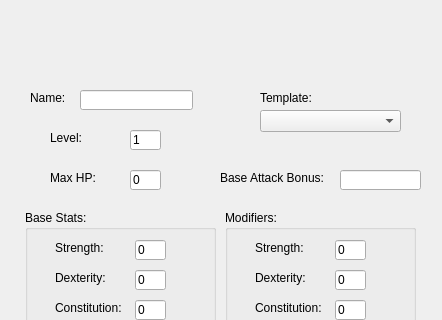
ChrisMukherjee/COMP345-Project, file Project/DnD_Game/charcreator.ui: the form before one commit; both pictures show x 0 to 442 and y 169 to 489 of the 442 by 650 pixel window.
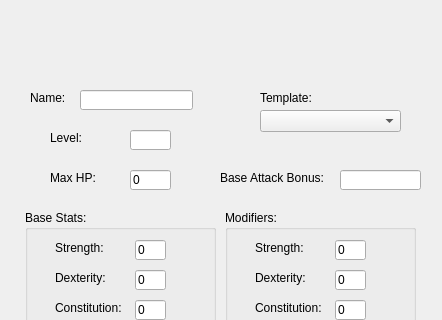
The form after the commit. Icons and pictures are not drawn. Custom widgets are drawn as their Qt base class.

```diff
--- a/Project/DnD_Game/charcreator.ui
+++ b/Project/DnD_Game/charcreator.ui
@@ -678,15 +678,15 @@
      <rect>
       <x>130</x>
       <y>280</y>
-      <width>31</width>
+      <width>41</width>
       <height>20</height>
      </rect>
     </property>
     <property name="inputMask">
-     <string>##</string>
+     <string/>
     </property>
     <property name="text">
-     <string>1</string>
+     <string/>
     </property>
     <property name="readOnly">
      <bool>true</bool>
@@ -697,7 +697,7 @@
      <rect>
       <x>130</x>
       <y>320</y>
-      <width>31</width>
+      <width>41</width>
       <height>20</height>
      </rect>
     </property>
```
